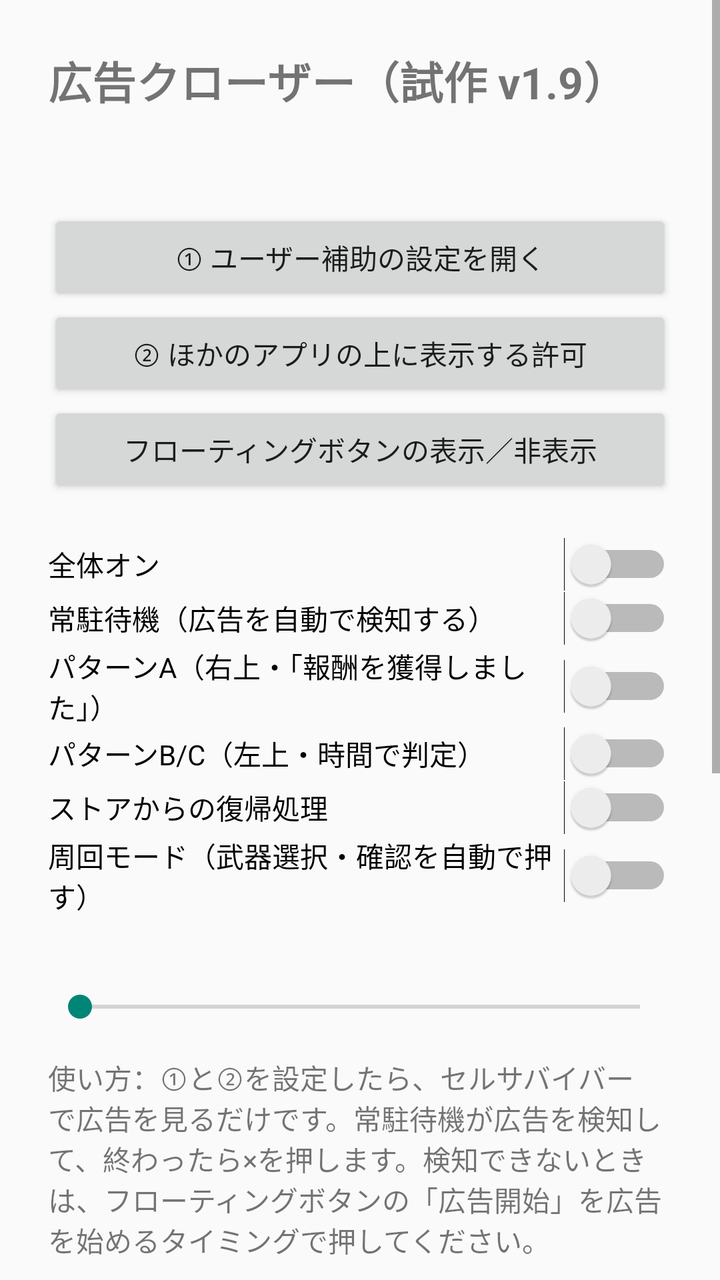
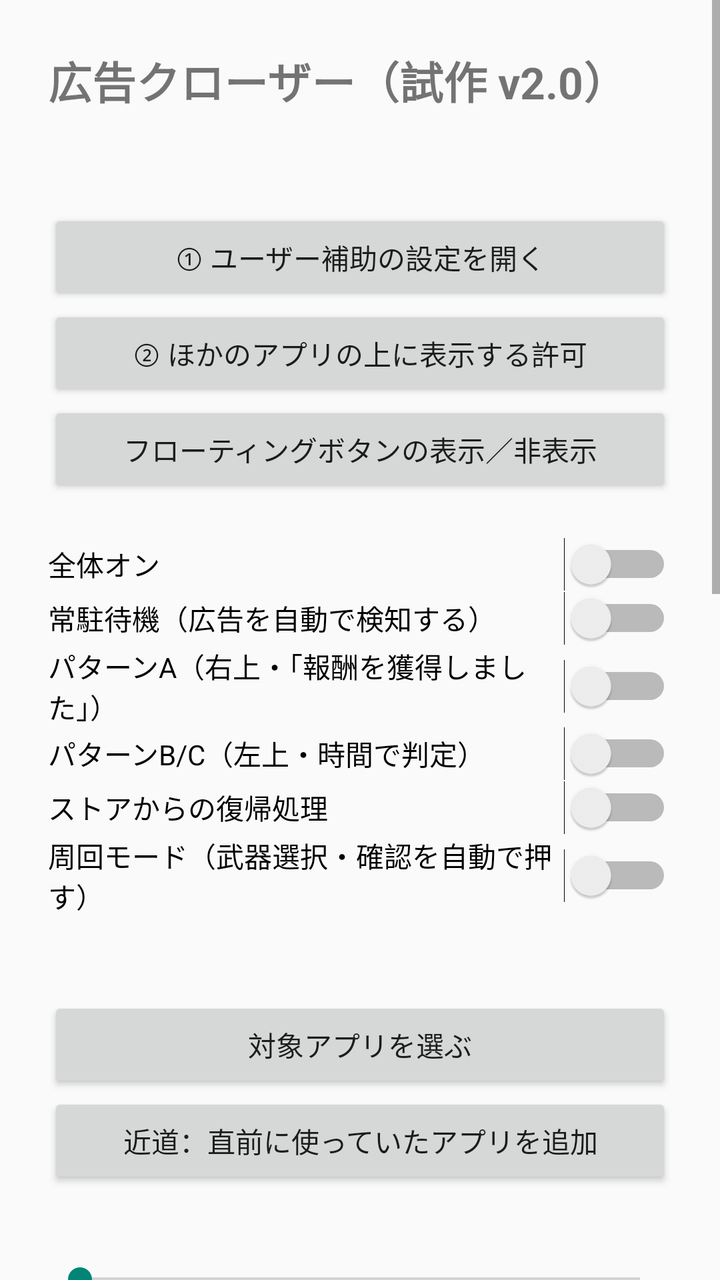

Screens rendered from an Android XML layout before and after an edit, with the pre-edit source and the edit as a unified diff.
<!-- AndroidManifest.xml: application theme android:Theme.Material.Light -->
<!-- res/layout/activity_main.xml -->
<?xml version="1.0" encoding="utf-8"?>
<ScrollView xmlns:android="http://schemas.android.com/apk/res/android"
    android:layout_width="match_parent"
    android:layout_height="match_parent">

    <LinearLayout
        android:layout_width="match_parent"
        android:layout_height="wrap_content"
        android:orientation="vertical"
        android:padding="24dp">

        <TextView
            android:layout_width="wrap_content"
            android:layout_height="wrap_content"
            android:text="広告クローザー（試作 v1.9）"
            android:textSize="22sp"
            android:textStyle="bold" />

        <TextView
            android:id="@+id/statusText"
            android:layout_width="match_parent"
            android:layout_height="wrap_content"
            android:layout_marginTop="12dp"
            android:textSize="15sp" />

        <Button
            android:id="@+id/btnAccessibility"
            android:layout_width="match_parent"
            android:layout_height="wrap_content"
            android:layout_marginTop="16dp"
            android:text="① ユーザー補助の設定を開く" />

        <Button
            android:id="@+id/btnOverlayPerm"
            android:layout_width="match_parent"
            android:layout_height="wrap_content"
            android:text="② ほかのアプリの上に表示する許可" />

        <Button
            android:id="@+id/btnOverlayToggle"
            android:layout_width="match_parent"
            android:layout_height="wrap_content"
            android:text="フローティングボタンの表示／非表示" />

        <Switch
            android:id="@+id/swMaster"
            android:layout_width="match_parent"
            android:layout_height="wrap_content"
            android:layout_marginTop="20dp"
            android:text="全体オン" />

        <Switch
            android:id="@+id/swResident"
            android:layout_width="match_parent"
            android:layout_height="wrap_content"
            android:text="常駐待機（広告を自動で検知する）" />

        <Switch
            android:id="@+id/swPatternA"
            android:layout_width="match_parent"
            android:layout_height="wrap_content"
            android:text="パターンA（右上・「報酬を獲得しました」）" />

        <Switch
            android:id="@+id/swPatternB"
            android:layout_width="match_parent"
            android:layout_height="wrap_content"
            android:text="パターンB/C（左上・時間で判定）" />

        <Switch
            android:id="@+id/swStore"
            android:layout_width="match_parent"
            android:layout_height="wrap_content"
            android:text="ストアからの復帰処理" />

        <Switch
            android:id="@+id/swFarm"
            android:layout_width="match_parent"
            android:layout_height="wrap_content"
            android:text="周回モード（武器選択・確認を自動で押す）" />

        <TextView
            android:id="@+id/guardLabel"
            android:layout_width="match_parent"
            android:layout_height="wrap_content"
            android:layout_marginTop="16dp"
            android:textSize="15sp" />

        <SeekBar
            android:id="@+id/seekGuard"
            android:layout_width="match_parent"
            android:layout_height="wrap_content"
            android:max="50" />

        <TextView
            android:layout_width="match_parent"
            android:layout_height="wrap_content"
            android:layout_marginTop="16dp"
            android:text="使い方：①と②を設定したら、セルサバイバーで広告を見るだけです。常駐待機が広告を検知して、終わったら×を押します。検知できないときは、フローティングボタンの「広告開始」を広告を始めるタイミングで押してください。\n\n安全のため、広告処理で押す場所は画面の隅（右上・左上・ストアの×）だけに限定しています。\n\n周回モード（v0.8〜）：オンの間だけ、セルサバイバーの周回中に止まる画面を色で判別して自動で押します。対象は「ステータス強化（いちばん強い色のカード。同色は真ん中優先）」「ルーレットの確認→空白をタップ」「勝利の確認」だけです。ステージ選択では何も押さず、バトル開始は手動のままです。フローティングボタンの「周回開始／周回停止」からも切り替えできます。"
            android:textSize="14sp" />

        <TextView
            android:layout_width="wrap_content"
            android:layout_height="wrap_content"
            android:layout_marginTop="24dp"
            android:text="動作ログ"
            android:textSize="17sp"
            android:textStyle="bold" />

        <Button
            android:id="@+id/btnRefreshLog"
            android:layout_width="match_parent"
            android:layout_height="wrap_content"
            android:text="ログを更新" />

        <Button
            android:id="@+id/btnClearLog"
            android:layout_width="match_parent"
            android:layout_height="wrap_content"
            android:text="ログを消す" />

        <TextView
            android:id="@+id/logText"
            android:layout_width="match_parent"
            android:layout_height="wrap_content"
            android:layout_marginTop="8dp"
            android:fontFamily="monospace"
            android:textSize="12sp" />

    </LinearLayout>
</ScrollView>
<!-- resources referenced by this layout -->
<resources>

</resources>

<!-- the commit's change to res/layout/activity_main.xml (unified diff, before → after) -->
@@ -12,7 +12,7 @@
         <TextView
             android:layout_width="wrap_content"
             android:layout_height="wrap_content"
-            android:text="広告クローザー（試作 v1.9）"
+            android:text="広告クローザー（試作 v2.0）"
             android:textSize="22sp"
             android:textStyle="bold" />
 
@@ -80,6 +80,25 @@
             android:text="周回モード（武器選択・確認を自動で押す）" />
 
         <TextView
+            android:id="@+id/targetsText"
+            android:layout_width="match_parent"
+            android:layout_height="wrap_content"
+            android:layout_marginTop="20dp"
+            android:textSize="15sp" />
+
+        <Button
+            android:id="@+id/btnPickTargets"
+            android:layout_width="match_parent"
+            android:layout_height="wrap_content"
+            android:text="対象アプリを選ぶ" />
+
+        <Button
+            android:id="@+id/btnAddLast"
+            android:layout_width="match_parent"
+            android:layout_height="wrap_content"
+            android:text="近道：直前に使っていたアプリを追加" />
+
+        <TextView
             android:id="@+id/guardLabel"
             android:layout_width="match_parent"
             android:layout_height="wrap_content"
@@ -96,7 +115,9 @@
             android:layout_width="match_parent"
             android:layout_height="wrap_content"
             android:layout_marginTop="16dp"
-            android:text="使い方：①と②を設定したら、セルサバイバーで広告を見るだけです。常駐待機が広告を検知して、終わったら×を押します。検知できないときは、フローティングボタンの「広告開始」を広告を始めるタイミングで押してください。\n\n安全のため、広告処理で押す場所は画面の隅（右上・左上・ストアの×）だけに限定しています。\n\n周回モード（v0.8〜）：オンの間だけ、セルサバイバーの周回中に止まる画面を色で判別して自動で押します。対象は「ステータス強化（いちばん強い色のカード。同色は真ん中優先）」「ルーレットの確認→空白をタップ」「勝利の確認」だけです。ステージ選択では何も押さず、バトル開始は手動のままです。フローティングボタンの「周回開始／周回停止」からも切り替えできます。"
+            android:text="使い方：①と②を設定したら、セルサバイバーで広告を見るだけです。常駐待機が広告を検知して、終わったら×を押します。検知できないときは、フローティングボタンの「広告開始」を広告を始めるタイミングで押してください。\n\n安全のため、広告処理で押す場所は画面の隅（右上・左上・ストアの×）だけに限定しています。\n\n対象アプリ（v2.0〜）：広告を閉じる対象は、セルサバイバー＋「対象アプリを選ぶ」でチェックしたアプリだけです。一度チェックすれば保存され、次回からそのまま動きます。「近道」ボタンは、直前に開いていたアプリをそのまま対象に追加します。周回モードはセルサバイバー専用で、広がりません。
+
+周回モード（v0.8〜）：オンの間だけ、セルサバイバーの周回中に止まる画面を色で判別して自動で押します。戦闘中は敵の移動速度が×2になっていない時だけ、左上のアイコンを押して×2にします。対象は「ステータス強化（いちばん強い色のカード。同色は真ん中優先）」「ルーレットの確認→空白をタップ」「勝利の確認」だけです。ステージ選択では何も押さず、バトル開始は手動のままです。フローティングボタンの「周回開始／周回停止」からも切り替えできます。"
             android:textSize="14sp" />
 
         <TextView
